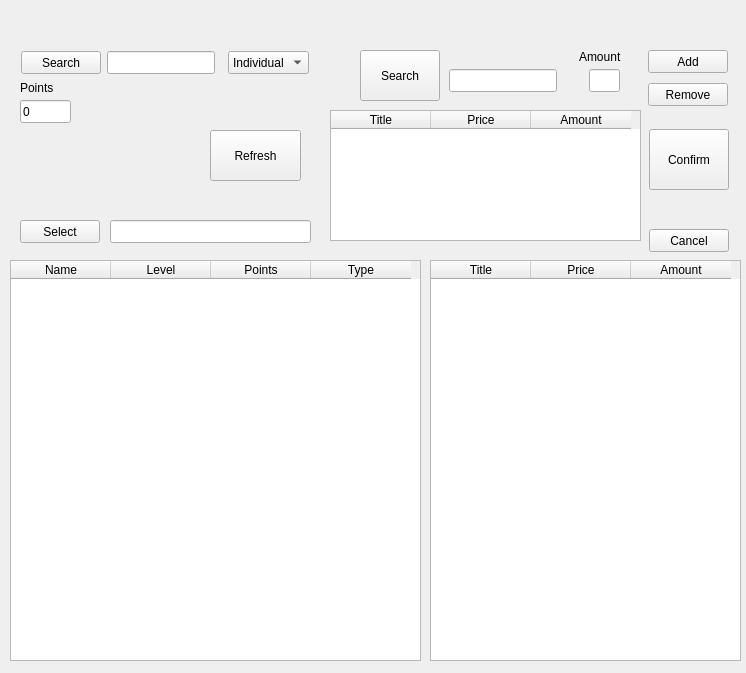
The window that subpgsalemembuy.ui (cypressen/BookstoreManagement) describes before a commit, drawn with Qt 5.
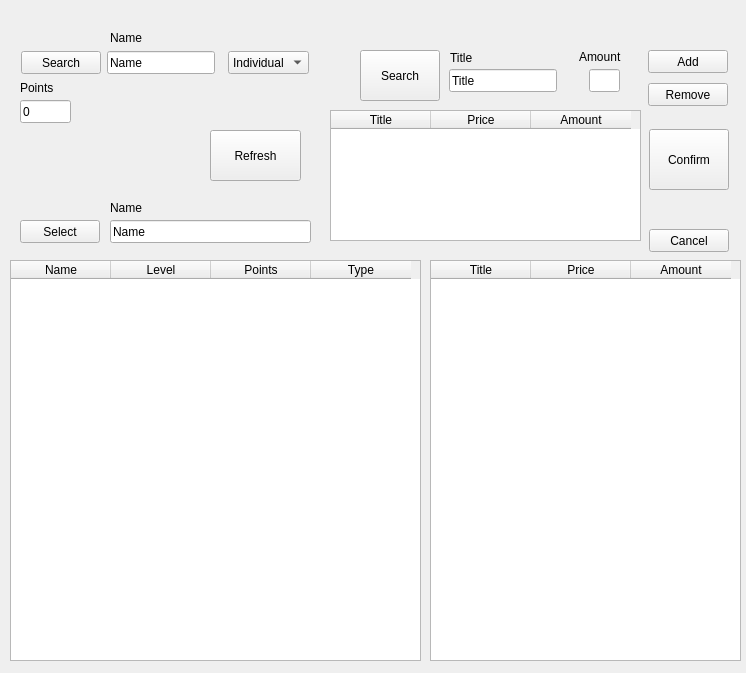
The same window after the commit.

The edit to the form file:
```diff
--- a/subpgsalemembuy.ui
+++ b/subpgsalemembuy.ui
@@ -50,6 +50,9 @@
      <height>23</height>
     </rect>
    </property>
+   <property name="text">
+    <string>Name</string>
+   </property>
   </widget>
   <widget class="QTableWidget" name="membersTable">
    <property name="geometry">
@@ -255,6 +258,9 @@
      <height>23</height>
     </rect>
    </property>
+   <property name="text">
+    <string>Title</string>
+   </property>
   </widget>
   <widget class="QLabel" name="label_4">
    <property name="geometry">
@@ -303,6 +309,48 @@
      <width>201</width>
      <height>23</height>
     </rect>
+   </property>
+   <property name="text">
+    <string>Name</string>
+   </property>
+  </widget>
+  <widget class="QLabel" name="label_2">
+   <property name="geometry">
+    <rect>
+     <x>110</x>
+     <y>30</y>
+     <width>53</width>
+     <height>15</height>
+    </rect>
+   </property>
+   <property name="text">
+    <string>Name</string>
+   </property>
+  </widget>
+  <widget class="QLabel" name="label_3">
+   <property name="geometry">
+    <rect>
+     <x>110</x>
+     <y>200</y>
+     <width>53</width>
+     <height>15</height>
+    </rect>
+   </property>
+   <property name="text">
+    <string>Name</string>
+   </property>
+  </widget>
+  <widget class="QLabel" name="label_5">
+   <property name="geometry">
+    <rect>
+     <x>450</x>
+     <y>50</y>
+     <width>53</width>
+     <height>15</height>
+    </rect>
+   </property>
+   <property name="text">
+    <string>Title</string>
    </property>
   </widget>
  </widget>
```
Left out of the diff: 2 changed lines with no effect on the pictures.
